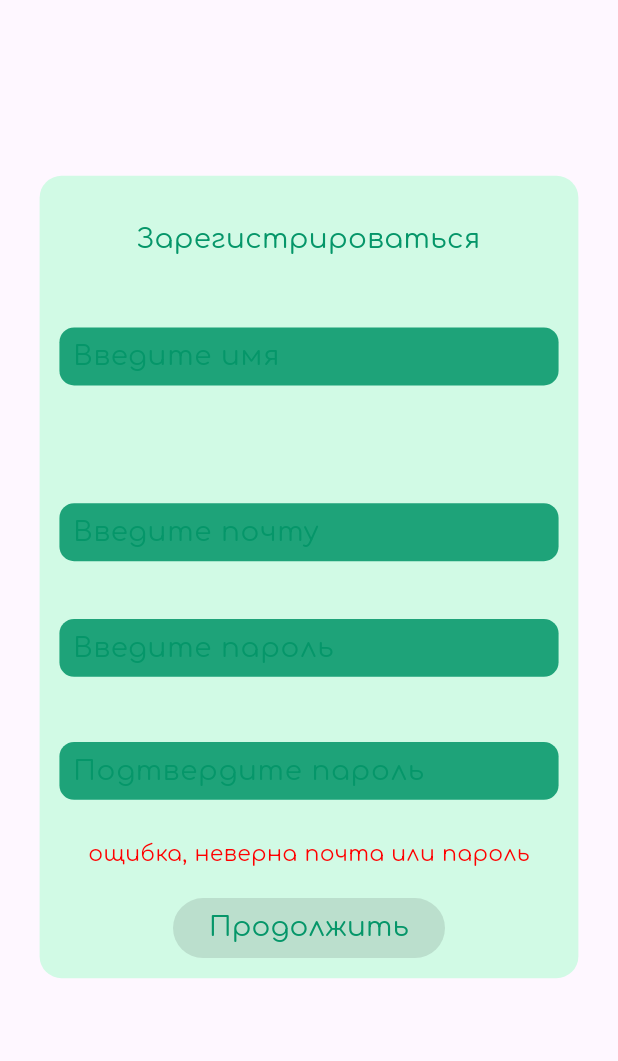
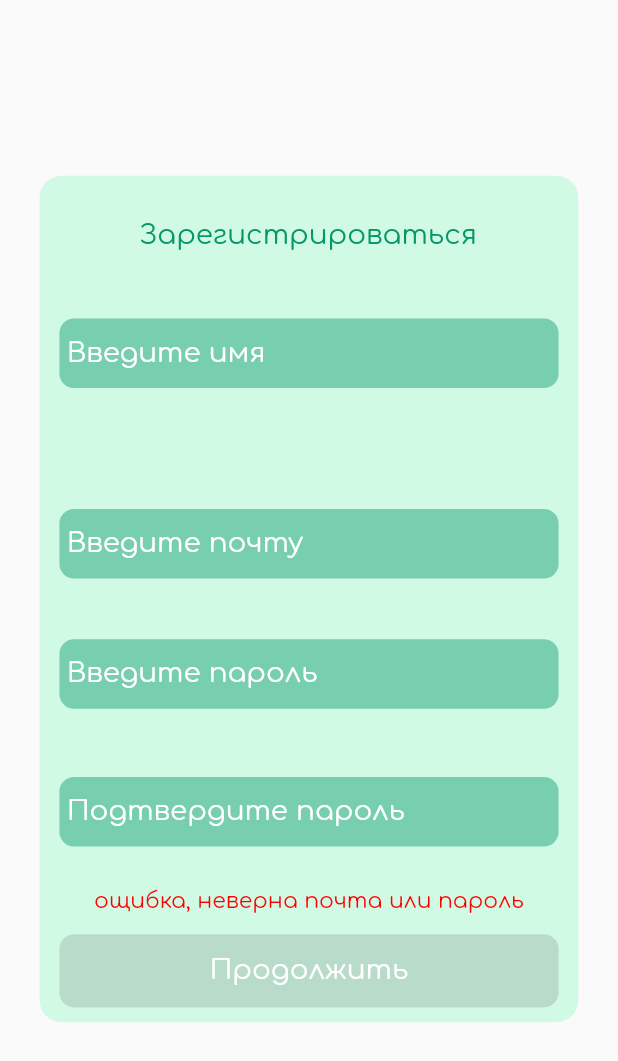
Before and after one commit to MaksimSnopkov/tudu, a Flutter app: the screen it shows after launch, on a phone screen of 412 x 824 dp. Shown: the top 1061 px of the screen. Run offline on Flutter 3.47's test engine with Material 3 defaults, Android fonts, the phone set to English and light mode, and no system bars; our stand-ins replace bloc, equatable, firebase_auth, firebase_core, flutter_screenutil, get_it and 1 more; accounts and stored records are empty.

Commit message:
end worked with auth. TUDU:  but firebase dont work

```diff
--- a/lib/config/styles.dart
+++ b/lib/config/styles.dart
@@ -6,7 +6,7 @@ class AppStyles {
   const AppStyles._();
 
   static TextStyle authText = GoogleFonts.comfortaa(
-    color: Color(0xFF059669),
+    color: Colors.white,
     fontWeight: FontWeight.w400,
     fontSize: 19.sp,
     fontStyle: FontStyle.normal,
--- a/lib/features/auth/data/models/auth_model.dart
+++ b/lib/features/auth/data/models/auth_model.dart
@@ -22,7 +22,11 @@ class RegisterWithEmail implements RegisterMethod {
 
   @override
   Future<void> register() async {
-    await auth.createUserWithEmailAndPassword(email: userData.email, password: userData.password);
+    try {
+      await auth.createUserWithEmailAndPassword(email: userData.email, password: userData.password);
+    } on FirebaseAuthException catch (e) {
+      print(e);
+    }
   }
 
   @override
@@ -66,8 +70,9 @@ class Logout implements LogoutMethod {
 }
 
 class AuthUserData {
+  final String username;
   final String email;
   final String password;
 
-  AuthUserData({required this.email, required this.password});
+  AuthUserData({required this.username, required this.email, required this.password});
 }
--- a/lib/features/auth/presentation/bloc/auth_bloc.dart
+++ b/lib/features/auth/presentation/bloc/auth_bloc.dart
@@ -19,7 +19,7 @@ class AuthBloc extends Bloc<AuthEvent, AuthState> {
     try {
       // Call the register method with the provided email and password
       final registerMethod = RegisterWithEmail(
-        userData: AuthUserData(email: event.email, password: event.password),
+        userData: AuthUserData(username: event.username, email: event.email, password: event.password),
       );
       await registerMethod.register();
       emit(Authenticated(user: GetIt.I.get<FirebaseAuth>().currentUser!));
@@ -33,7 +33,7 @@ class AuthBloc extends Bloc<AuthEvent, AuthState> {
     try {
       // Call the login method with the provided email and password
       final loginMethod = LoginWithEmail(
-        userData: AuthUserData(email: event.email, password: event.password),
+        userData: AuthUserData(username: event.username, email: event.email, password: event.password),
       );
       await loginMethod.login();
       emit(Authenticated(user: GetIt.I.get<FirebaseAuth>().currentUser!));
--- a/lib/features/auth/presentation/widgets/auth_interface.dart
+++ b/lib/features/auth/presentation/widgets/auth_interface.dart
@@ -1,6 +1,7 @@
 import 'package:flutter/material.dart';
 import 'package:flutter_screenutil/flutter_screenutil.dart';
 import 'package:tudu/config/styles.dart';
+import 'package:tudu/features/auth/data/models/auth_model.dart';
 import 'package:tudu/features/home/presentation/pages/home_page/home_page.dart';
 
 class AuthInterface extends StatefulWidget {
@@ -42,7 +43,7 @@ class _AuthInterfaceState extends State<AuthInterface> {
           padding: EdgeInsets.symmetric(horizontal: 25.w, vertical: 120.h),
           child: Container(
             width: 340.w,
-            height: 548.h,
+            height: 578.h,
 
             decoration: BoxDecoration(color: const Color(0xFFD1FAE5), borderRadius: BorderRadius.circular(15.r)),
 
@@ -50,21 +51,14 @@ class _AuthInterfaceState extends State<AuthInterface> {
               children: [
                 Padding(
                   padding: EdgeInsets.only(top: 30.h, bottom: 46.h, right: 48.w, left: 47.w),
-                  child: Text("Зарегистрироваться", style: AppStyles.authText),
+                  child: Text("Зарегистрироваться", style: AppStyles.authText.copyWith(color: Color(0xFF059669))),
                 ),
                 Form(
                   key: formKey,
 
                   onChanged: () {
-                    if (formKey.currentState?.validate() == true) {
-                      setState(() {
-                        buttonReady = true;
-                      });
-                    } else if (formKey.currentState?.validate() == false) {
-                      setState(() {
-                        buttonReady = false;
-                      });
-                    }
+                    final isValid = formKey.currentState?.validate() ?? false;
+                    setState(() => buttonReady = isValid);
                   },
 
                   child: Column(
@@ -84,6 +78,7 @@ class _AuthInterfaceState extends State<AuthInterface> {
                           setState(() {
                             name = widget.nameController.text;
                           });
+                          return null;
                         },
                         TextInputType.name,
                       ),
@@ -105,6 +100,7 @@ class _AuthInterfaceState extends State<AuthInterface> {
                           setState(() {
                             email = widget.emailController.text;
                           });
+                          return;
                         },
                         TextInputType.emailAddress,
                       ),
@@ -126,6 +122,7 @@ class _AuthInterfaceState extends State<AuthInterface> {
                           setState(() {
                             password = widget.passwordController.text;
                           });
+                          return;
                         },
                         TextInputType.visiblePassword,
                       ),
@@ -142,7 +139,7 @@ class _AuthInterfaceState extends State<AuthInterface> {
                           }
                           return null;
                         },
-                        (value) => null,
+                        (value) {},
                         TextInputType.visiblePassword,
                       ),
                     ],
@@ -155,8 +152,14 @@ class _AuthInterfaceState extends State<AuthInterface> {
                   style: AppStyles.authText.copyWith(color: const Color(0xFFFF0000), fontSize: 15.sp),
                 ),
                 SizedBox(height: 15.h),
-                ContinueButton(() {
-                  print('button enabled');
+                continueButton(() async {
+                  await RegisterWithEmail(
+                    userData: AuthUserData(
+                      username: widget.nameController.text,
+                      email: widget.emailController.text,
+                      password: widget.passwordController.text,
+                    ),
+                  ).register();
                 }),
               ],
             ),
@@ -166,16 +169,17 @@ class _AuthInterfaceState extends State<AuthInterface> {
     );
   }
 
+  //Tudu:"shadowColor: Colors.transparent, // убрать затемнение от тениshadowColor: Colors.transparent, // убрать затемнение от тени elevation: 0,"
   Widget authTextField(
     TextEditingController controller,
     String hintText,
     String? Function(String?) validator,
-    String? Function(String?) onChanged,
+    void Function(String)? onChanged,
     TextInputType keyboardType,
   ) {
     return SizedBox(
       width: 315.w,
-      height: 60.h,
+      height: 70.h,
       child: TextFormField(
         controller: controller,
         decoration: InputDecoration(
@@ -204,12 +208,14 @@ class _AuthInterfaceState extends State<AuthInterface> {
           errorText: null,
 
           filled: true,
-          fillColor: const Color(0xFF1EA379),
+          fillColor: const Color(0xFF1EA379).withValues(alpha: 0.5),
         ),
 
         keyboardType: keyboardType,
 
-        cursorColor: Colors.black,
+        style: AppStyles.authText,
+
+        cursorColor: Colors.white,
         textAlign: TextAlign.left,
         textDirection: TextDirection.ltr,
 
@@ -224,21 +230,24 @@ class _AuthInterfaceState extends State<AuthInterface> {
     );
   }
 
-  VoidCallback? ContinueButtonFunc() {
-    if (buttonReady == false)
-      return null;
-    else
-      return () {
-        Navigator.push(context, MaterialPageRoute(builder: (context) => const HomePage()));
-      };
-  }
-
-  Widget ContinueButton(VoidCallback onPressed) {
+  Widget continueButton(VoidCallback onPressed) {
     return ElevatedButton(
       style: ElevatedButton.styleFrom(
-        backgroundColor: buttonReady ? const Color(0x801EA379) : const Color.fromARGB(255, 1, 147, 101),
+        shape: RoundedRectangleBorder(borderRadius: BorderRadius.circular(10)),
+        minimumSize: Size(315.w, 50.h),
+        backgroundColor: buttonReady
+            ? const Color(0x801EA379).withValues(alpha: 0.5)
+            : const Color(0xFF1EA379).withValues(alpha: 0.6),
+        elevation: 0,
+        shadowColor: Colors.transparent,
       ),
-      onPressed: ContinueButtonFunc(),
+      onPressed: buttonReady
+          ? () async {
+              if (formKey.currentState?.validate() ?? false) {
+                Navigator.push(context, MaterialPageRoute(builder: (context) => const HomePage()));
+              }
+            }
+          : null,
       child: Text("Продолжить", style: AppStyles.authText),
     );
   }
--- a/lib/main.dart
+++ b/lib/main.dart
@@ -30,7 +30,7 @@ class MainApp extends StatelessWidget {
     return MaterialApp(
       debugShowCheckedModeBanner: false,
       title: 'Tudu',
-      theme: ThemeData(useMaterial3: true),
+      theme: ThemeData(useMaterial3: false),
       home: RegisterPage(),
     );
   }
```
Also changed, not shown: lib/features/auth/presentation/bloc/auth_event.dart (+6 -4 lines).
